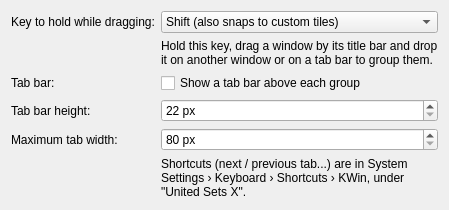
Before: the Qt Designer form package/contents/ui/config.ui in FzeNiX/KTabLand, drawn with Qt 5.
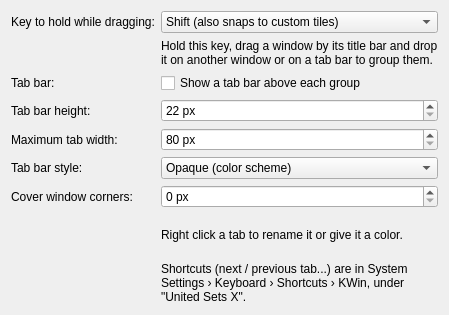
After: the same form once the commit is applied.

Commit message: Tab names and colors, translucent tab bar, hide window corners

The edit to the form file:
```diff
--- a/package/contents/ui/config.ui
+++ b/package/contents/ui/config.ui
@@ -59,7 +59,39 @@
      <property name="maximum"><number>600</number></property>
     </widget>
    </item>
+   <item row="5" column="0">
+    <widget class="QLabel" name="styleLabel">
+     <property name="text"><string>Tab bar style:</string></property>
+     <property name="buddy"><cstring>kcfg_BarStyle</cstring></property>
+    </widget>
+   </item>
    <item row="5" column="1">
+    <widget class="QComboBox" name="kcfg_BarStyle">
+     <item><property name="text"><string>Opaque (color scheme)</string></property></item>
+     <item><property name="text"><string>Translucent (Plasma theme, like the panel)</string></property></item>
+    </widget>
+   </item>
+   <item row="6" column="0">
+    <widget class="QLabel" name="overlapLabel">
+     <property name="text"><string>Cover window corners:</string></property>
+     <property name="buddy"><cstring>kcfg_CornerOverlap</cstring></property>
+    </widget>
+   </item>
+   <item row="6" column="1">
+    <widget class="QSpinBox" name="kcfg_CornerOverlap">
+     <property name="suffix"><string> px</string></property>
+     <property name="minimum"><number>0</number></property>
+     <property name="maximum"><number>16</number></property>
+     <property name="toolTip"><string>How much of the window's top edge the tab bar covers, to hide its rounded corners.</string></property>
+    </widget>
+   </item>
+   <item row="7" column="1">
+    <widget class="QLabel" name="tabOptionsHint">
+     <property name="text"><string>Right click a tab to rename it or give it a color.</string></property>
+     <property name="wordWrap"><bool>true</bool></property>
+    </widget>
+   </item>
+   <item row="8" column="1">
     <widget class="QLabel" name="shortcutHint">
      <property name="text"><string>Shortcuts (next / previous tab...) are in System Settings › Keyboard › Shortcuts › KWin, under "United Sets X".</string></property>
      <property name="wordWrap"><bool>true</bool></property>
```
The commit also changes 11 other files.
